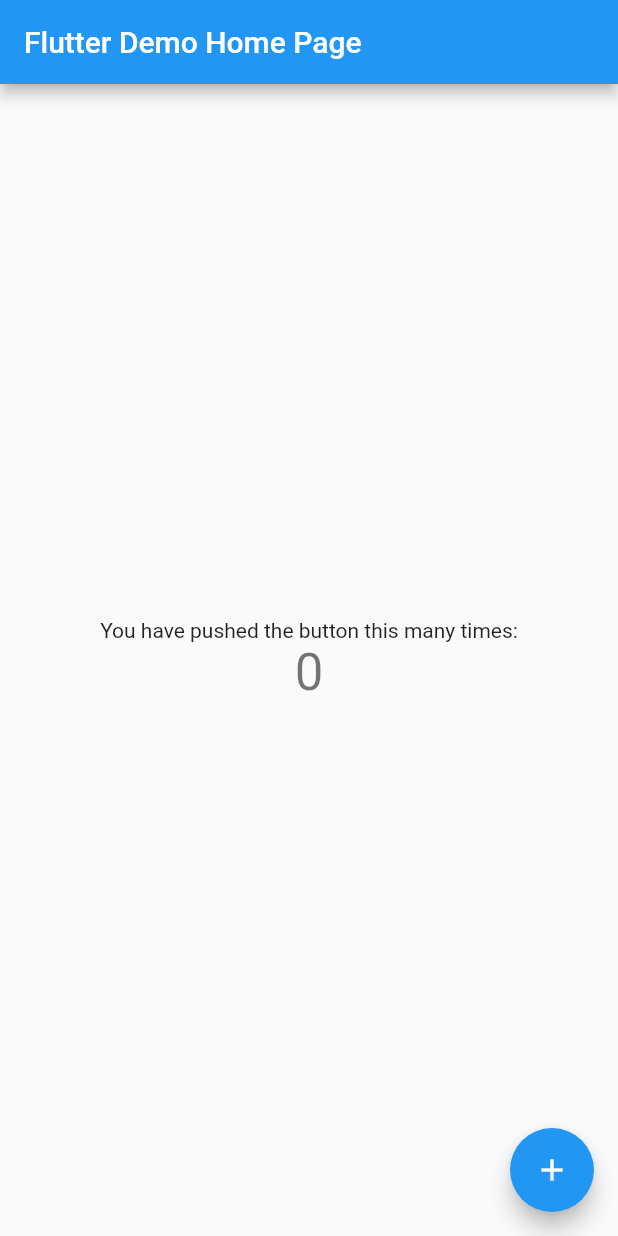
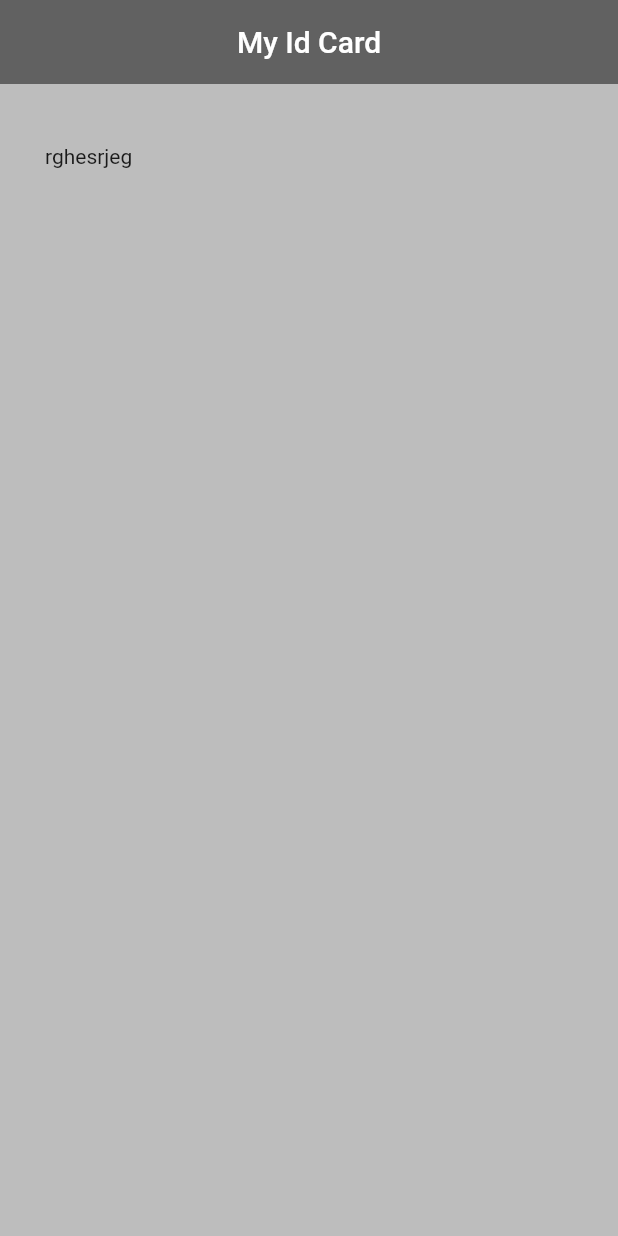
Before and after one commit to Shalika001/My_ID, a Flutter app: the screen it shows after launch, on a phone screen of 412 x 824 dp. Run offline on Flutter 3.47's test engine with Material 2 defaults, Android fonts, the phone set to English and light mode, and no system bars.

Commit message:
main setted

```diff
--- a/lib/main.dart
+++ b/lib/main.dart
@@ -1,115 +1,30 @@
 import 'package:flutter/material.dart';
 
-void main() {
-  runApp(const MyApp());
-}
+void main() => runApp(MaterialApp(
+  home: MyCard(),
+));
 
-class MyApp extends StatelessWidget {
-  const MyApp({super.key});
+class MyCard extends StatelessWidget {
+  const MyCard({Key? key}) : super(key: key);
 
-  // This widget is the root of your application.
   @override
   Widget build(BuildContext context) {
-    return MaterialApp(
-      title: 'Flutter Demo',
-      theme: ThemeData(
-        // This is the theme of your application.
-        //
-        // Try running your application with "flutter run". You'll see the
-        // application has a blue toolbar. Then, without quitting the app, try
-        // changing the primarySwatch below to Colors.green and then invoke
-        // "hot reload" (press "r" in the console where you ran "flutter run",
-        // or simply save your changes to "hot reload" in a Flutter IDE).
-        // Notice that the counter didn't reset back to zero; the application
-        // is not restarted.
-        primarySwatch: Colors.blue,
+    return Scaffold(
+      backgroundColor: Colors.grey[400],
+      appBar: AppBar(
+        title: Text('My Id Card'),
+        centerTitle: true,
+        backgroundColor: Colors.grey[700],
+        elevation: 0.0,
       ),
-      home: const MyHomePage(title: 'Flutter Demo Home Page'),
+      body: Padding(
+        padding: EdgeInsets.fromLTRB(30.0, 40.0, 30.0, 0.0),
+        child: Column(
+          children: <Widget>[
+            const Text("rghesrjeg"),
+          ],
+        ),
+      ),
     );
   }
 }
-
-class MyHomePage extends StatefulWidget {
-  const MyHomePage({super.key, required this.title});
-
-  // This widget is the home page of your application. It is stateful, meaning
-  // that it has a State object (defined below) that contains fields that affect
-  // how it looks.
-
-  // This class is the configuration for the state. It holds the values (in this
-  // case the title) provided by the parent (in this case the App widget) and
-  // used by the build method of the State. Fields in a Widget subclass are
-  // always marked "final".
-
-  final String title;
-
-  @override
-  State<MyHomePage> createState() => _MyHomePageState();
-}
-
-class _MyHomePageState extends State<MyHomePage> {
-  int _counter = 0;
-
-  void _incrementCounter() {
-    setState(() {
-      // This call to setState tells the Flutter framework that something has
-      // changed in this State, which causes it to rerun the build method below
-      // so that the display can reflect the updated values. If we changed
-      // _counter without calling setState(), then the build method would not be
-      // called again, and so nothing would appear to happen.
-      _counter++;
-    });
-  }
-
-  @override
-  Widget build(BuildContext context) {
-    // This method is rerun every time setState is called, for instance as done
-    // by the _incrementCounter method above.
-    //
-    // The Flutter framework has been optimized to make rerunning build methods
-    // fast, so that you can just rebuild anything that needs updating rather
-    // than having to individually change instances of widgets.
-    return Scaffold(
-      appBar: AppBar(
-        // Here we take the value from the MyHomePage object that was created by
-        // the App.build method, and use it to set our appbar title.
-        title: Text(widget.title),
-      ),
-      body: Center(
-        // Center is a layout widget. It takes a single child and positions it
-        // in the middle of the parent.
-        child: Column(
-          // Column is also a layout widget. It takes a list of children and
-          // arranges them vertically. By default, it sizes itself to fit its
-          // children horizontally, and tries to be as tall as its parent.
-          //
-          // Invoke "debug painting" (press "p" in the console, choose the
-          // "Toggle Debug Paint" action from the Flutter Inspector in Android
-          // Studio, or the "Toggle Debug Paint" command in Visual Studio Code)
-          // to see the wireframe for each widget.
-          //
-          // Column has various properties to control how it sizes itself and
-          // how it positions its children. Here we use mainAxisAlignment to
-          // center the children vertically; the main axis here is the vertical
-          // axis because Columns are vertical (the cross axis would be
-          // horizontal).
-          mainAxisAlignment: MainAxisAlignment.center,
-          children: <Widget>[
-            const Text(
-              'You have pushed the button this many times:',
-            ),
-            Text(
-              '$_counter',
-              style: Theme.of(context).textTheme.headlineMedium,
-            ),
-          ],
-        ),
-      ),
-      floatingActionButton: FloatingActionButton(
-        onPressed: _incrementCounter,
-        tooltip: 'Increment',
-        child: const Icon(Icons.add),
-      ), // This trailing comma makes auto-formatting nicer for build methods.
-    );
-  }
-}
```
